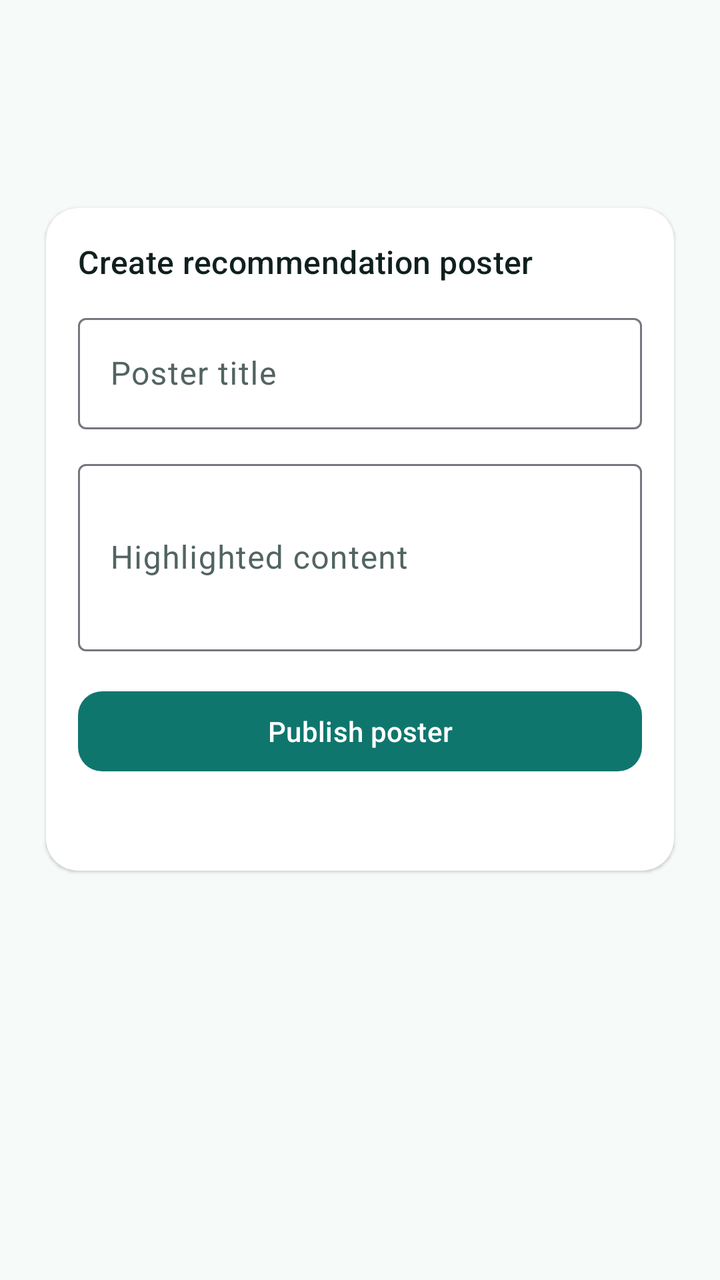
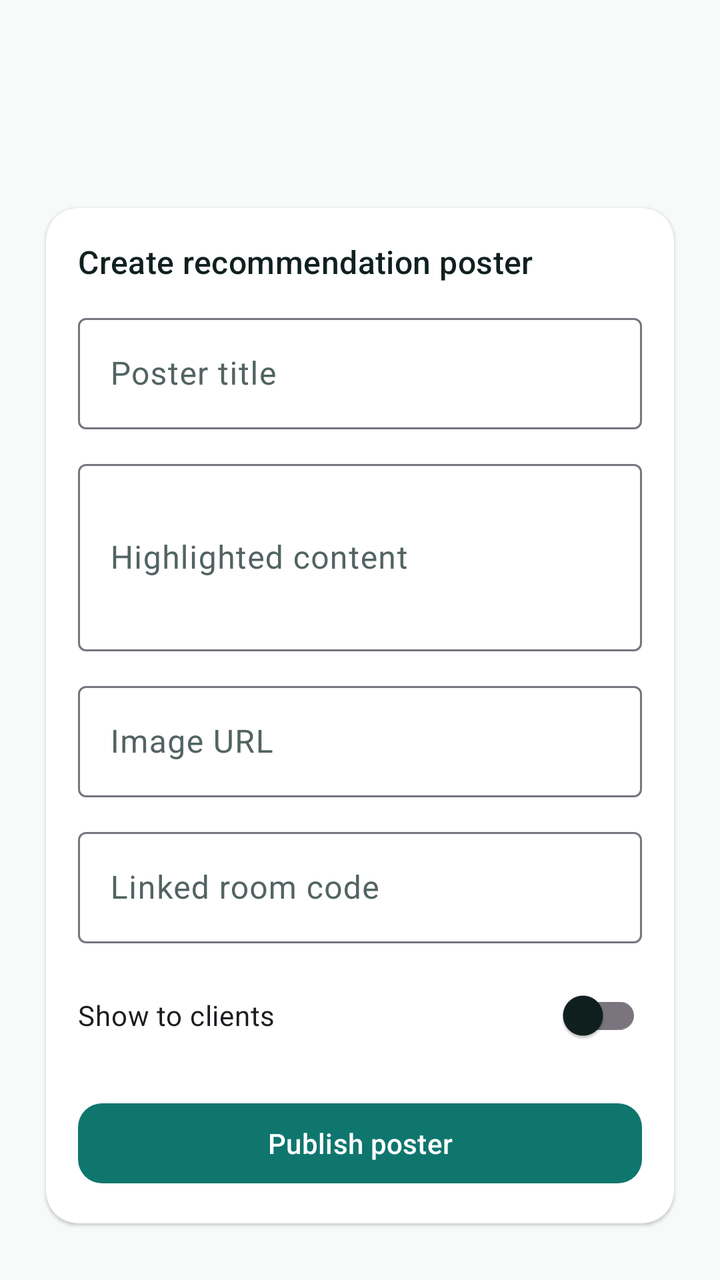

Two renders of the same Android screen: before a commit and after it. Below are the layout's source before the change and the commit's diff.
<!-- AndroidManifest.xml: application theme Theme.Hotelapp_test2 -->
<!-- res/layout/activity_poster_recommendation.xml -->
<?xml version="1.0" encoding="utf-8"?>
<LinearLayout xmlns:android="http://schemas.android.com/apk/res/android"
    xmlns:app="http://schemas.android.com/apk/res-auto"
    android:layout_width="match_parent"
    android:layout_height="match_parent"
    android:background="@color/surface_base"
    android:orientation="vertical">

    <com.google.android.material.appbar.MaterialToolbar
        android:id="@+id/toolbar"
        android:layout_width="match_parent"
        android:layout_height="wrap_content"
        android:layout_marginStart="@dimen/space_m"
        android:layout_marginTop="@dimen/space_m"
        android:layout_marginEnd="@dimen/space_m" />

    <androidx.core.widget.NestedScrollView
        android:layout_width="match_parent"
        android:layout_height="0dp"
        android:layout_weight="1"
        android:fillViewport="true">

        <LinearLayout
            android:layout_width="match_parent"
            android:layout_height="wrap_content"
            android:orientation="vertical"
            android:padding="@dimen/space_m">

            <com.google.android.material.card.MaterialCardView
                style="@style/Widget.Hotel.Card"
                android:layout_width="match_parent"
                android:layout_height="wrap_content">

                <LinearLayout
                    android:layout_width="match_parent"
                    android:layout_height="wrap_content"
                    android:orientation="vertical"
                    android:padding="@dimen/space_m">

                    <TextView
                        android:layout_width="wrap_content"
                        android:layout_height="wrap_content"
                        style="@style/TextAppearance.Hotel.SectionTitle"
                        android:text="@string/poster_recommend_title" />

                    <com.google.android.material.textfield.TextInputLayout
                        android:id="@+id/posterRecommendTitleLayout"
                        style="@style/Widget.Material3.TextInputLayout.OutlinedBox"
                        android:layout_width="match_parent"
                        android:layout_height="wrap_content"
                        android:layout_marginTop="@dimen/space_s"
                        android:hint="@string/poster_title_hint">

                        <com.google.android.material.textfield.TextInputEditText
                            android:id="@+id/posterRecommendTitle"
                            android:layout_width="match_parent"
                            android:layout_height="wrap_content" />
                    </com.google.android.material.textfield.TextInputLayout>

                    <com.google.android.material.textfield.TextInputLayout
                        android:id="@+id/posterRecommendContentLayout"
                        style="@style/Widget.Material3.TextInputLayout.OutlinedBox"
                        android:layout_width="match_parent"
                        android:layout_height="wrap_content"
                        android:layout_marginTop="@dimen/space_s"
                        android:hint="@string/poster_content_hint">

                        <com.google.android.material.textfield.TextInputEditText
                            android:id="@+id/posterRecommendContent"
                            android:layout_width="match_parent"
                            android:layout_height="wrap_content"
                            android:inputType="textMultiLine"
                            android:minLines="3" />
                    </com.google.android.material.textfield.TextInputLayout>

                    <com.google.android.material.button.MaterialButton
                        android:id="@+id/posterRecommendButton"
                        android:layout_width="match_parent"
                        android:layout_height="wrap_content"
                        android:layout_marginTop="@dimen/space_m"
                        android:text="@string/poster_recommend_submit" />

                    <TextView
                        android:id="@+id/posterRecommendListText"
                        android:layout_width="match_parent"
                        android:layout_height="wrap_content"
                        android:layout_marginTop="@dimen/space_s"
                        android:textColor="@color/text_secondary"
                        android:textSize="13sp" />
                </LinearLayout>
            </com.google.android.material.card.MaterialCardView>
        </LinearLayout>
    </androidx.core.widget.NestedScrollView>
</LinearLayout>
<!-- resources referenced by this layout -->
<resources>
  <color name="surface_base">#F6FAF9</color>
  <color name="text_secondary">#526462</color>
  <dimen name="space_m">16dp</dimen>
  <dimen name="space_s">12dp</dimen>
  <string name="poster_content_hint">Highlighted content</string>
  <string name="poster_recommend_submit">Publish poster</string>
  <string name="poster_recommend_title">Create recommendation poster</string>
  <string name="poster_title_hint">Poster title</string>
  <style name="TextAppearance.Hotel.SectionTitle" parent="TextAppearance.Material3.TitleMedium">
          <item name="android:textColor">?attr/colorOnSurface</item>
          <item name="fontFamily">sans-serif-medium</item>
          <item name="android:fontFamily">sans-serif-medium</item>
      </style>
  <style name="Widget.Hotel.Card" parent="Widget.Material3.CardView.Elevated">
          <item name="cardCornerRadius">@dimen/radius_m</item>
          <item name="cardUseCompatPadding">true</item>
          <item name="cardBackgroundColor">@color/surface_card</item>
      </style>
  <style name="Theme.Hotelapp_test2" parent="Base.Theme.Hotelapp_test2" />
  <dimen name="radius_m">16dp</dimen>
  <color name="surface_card">#FFFFFFFF</color>
  <color name="brand_primary">#0F766E</color>
  <color name="white">#FFFFFFFF</color>
  <color name="brand_secondary">#2563EB</color>
  <color name="accent_gold">#F59E0B</color>
  <color name="text_primary">#10201F</color>
  <style name="Widget.Hotel.Toolbar" parent="Widget.Material3.Toolbar">
          <item name="titleTextColor">?attr/colorOnSurface</item>
          <item name="subtitleTextColor">?attr/colorOnSurfaceVariant</item>
          <item name="titleTextAppearance">@style/TextAppearance.Hotel.ToolbarTitle</item>
          <item name="subtitleTextAppearance">@style/TextAppearance.Hotel.BodySmall</item>
      </style>
  <style name="Widget.Hotel.Button.Primary" parent="Widget.Material3.Button">
          <item name="backgroundTint">@color/brand_primary</item>
          <item name="android:textColor">@color/white</item>
          <item name="cornerRadius">@dimen/radius_s</item>
          <item name="android:minHeight">@dimen/button_min_height</item>
          <item name="fontFamily">sans-serif-medium</item>
      </style>
  <style name="TextAppearance.Hotel.ToolbarTitle" parent="TextAppearance.Material3.TitleLarge">
          <item name="fontFamily">sans-serif-medium</item>
          <item name="android:fontFamily">sans-serif-medium</item>
          <item name="android:textColor">?attr/colorOnSurface</item>
      </style>
  <style name="TextAppearance.Hotel.BodySmall" parent="TextAppearance.Material3.BodySmall">
          <item name="fontFamily">sans-serif</item>
          <item name="android:fontFamily">sans-serif</item>
          <item name="android:textColor">?attr/colorOnSurfaceVariant</item>
      </style>
  <dimen name="radius_s">12dp</dimen>
  <dimen name="button_min_height">48dp</dimen>
  <!-- unchanged entries left out for length: 1 -->
</resources>

<!-- the commit's change to res/layout/activity_poster_recommendation.xml (unified diff, before → after) -->
@@ -27,6 +27,7 @@
             android:padding="@dimen/space_m">
 
             <com.google.android.material.card.MaterialCardView
+                android:id="@+id/posterRecommendFormCard"
                 style="@style/Widget.Hotel.Card"
                 android:layout_width="match_parent"
                 android:layout_height="wrap_content">
@@ -73,6 +74,42 @@
                             android:minLines="3" />
                     </com.google.android.material.textfield.TextInputLayout>
 
+                    <com.google.android.material.textfield.TextInputLayout
+                        android:id="@+id/posterRecommendImageLayout"
+                        style="@style/Widget.Material3.TextInputLayout.OutlinedBox"
+                        android:layout_width="match_parent"
+                        android:layout_height="wrap_content"
+                        android:layout_marginTop="@dimen/space_s"
+                        android:hint="@string/poster_image_hint">
+
+                        <com.google.android.material.textfield.TextInputEditText
+                            android:id="@+id/posterRecommendImage"
+                            android:layout_width="match_parent"
+                            android:layout_height="wrap_content"
+                            android:inputType="textUri" />
+                    </com.google.android.material.textfield.TextInputLayout>
+
+                    <com.google.android.material.textfield.TextInputLayout
+                        android:id="@+id/posterRecommendRoomLayout"
+                        style="@style/Widget.Material3.TextInputLayout.OutlinedBox"
+                        android:layout_width="match_parent"
+                        android:layout_height="wrap_content"
+                        android:layout_marginTop="@dimen/space_s"
+                        android:hint="@string/poster_room_hint">
+
+                        <com.google.android.material.textfield.TextInputEditText
+                            android:id="@+id/posterRecommendRoom"
+                            android:layout_width="match_parent"
+                            android:layout_height="wrap_content" />
+                    </com.google.android.material.textfield.TextInputLayout>
+
+                    <com.google.android.material.switchmaterial.SwitchMaterial
+                        android:id="@+id/posterRecommendActive"
+                        android:layout_width="match_parent"
+                        android:layout_height="wrap_content"
+                        android:layout_marginTop="@dimen/space_s"
+                        android:text="@string/poster_active" />
+
                     <com.google.android.material.button.MaterialButton
                         android:id="@+id/posterRecommendButton"
                         android:layout_width="match_parent"
@@ -80,13 +117,41 @@
                         android:layout_marginTop="@dimen/space_m"
                         android:text="@string/poster_recommend_submit" />
 
+                </LinearLayout>
+            </com.google.android.material.card.MaterialCardView>
+
+            <com.google.android.material.card.MaterialCardView
+                style="@style/Widget.Hotel.Card"
+                android:layout_width="match_parent"
+                android:layout_height="wrap_content"
+                android:layout_marginTop="@dimen/space_m">
+
+                <LinearLayout
+                    android:layout_width="match_parent"
+                    android:layout_height="wrap_content"
+                    android:orientation="vertical"
+                    android:padding="@dimen/space_m">
+
                     <TextView
-                        android:id="@+id/posterRecommendListText"
+                        style="@style/TextAppearance.Hotel.SectionTitle"
+                        android:layout_width="wrap_content"
+                        android:layout_height="wrap_content"
+                        android:text="@string/poster_list_title" />
+
+                    <TextView
+                        android:id="@+id/posterRecommendEmptyText"
                         android:layout_width="match_parent"
                         android:layout_height="wrap_content"
                         android:layout_marginTop="@dimen/space_s"
+                        android:text="@string/poster_empty"
                         android:textColor="@color/text_secondary"
                         android:textSize="13sp" />
+
+                    <LinearLayout
+                        android:id="@+id/posterRecommendListContainer"
+                        android:layout_width="match_parent"
+                        android:layout_height="wrap_content"
+                        android:orientation="vertical" />
                 </LinearLayout>
             </com.google.android.material.card.MaterialCardView>
         </LinearLayout>
<!-- resource entries referenced after the edit -->
@@ -4,9 +4,14 @@
   <color name="text_secondary">#526462</color>
   <dimen name="space_m">16dp</dimen>
   <dimen name="space_s">12dp</dimen>
+  <string name="poster_active">Show to clients</string>
   <string name="poster_content_hint">Highlighted content</string>
+  <string name="poster_empty">No posters yet</string>
+  <string name="poster_image_hint">Image URL</string>
+  <string name="poster_list_title">Published posters</string>
   <string name="poster_recommend_submit">Publish poster</string>
   <string name="poster_recommend_title">Create recommendation poster</string>
+  <string name="poster_room_hint">Linked room code</string>
   <string name="poster_title_hint">Poster title</string>
   <style name="TextAppearance.Hotel.SectionTitle" parent="TextAppearance.Material3.TitleMedium">
           <item name="android:textColor">?attr/colorOnSurface</item>
